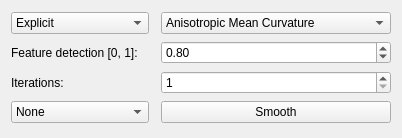
Before: the Qt Designer form Plugin-AnisotropicMeanCurvature/SmootherToolbox.ui in hksonngan/geometry-processing-lab, drawn with Qt 5.
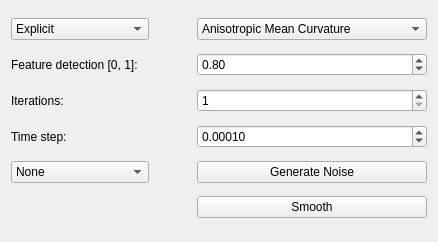
After: the same form once the commit is applied.

Commit message: add generate noise button and time step spin double

Patch:
```diff
--- a/Plugin-AnisotropicMeanCurvature/SmootherToolbox.ui
+++ b/Plugin-AnisotropicMeanCurvature/SmootherToolbox.ui
@@ -6,8 +6,8 @@
    <rect>
     <x>0</x>
     <y>0</y>
-    <width>389</width>
-    <height>138</height>
+    <width>438</width>
+    <height>242</height>
    </rect>
   </property>
   <property name="windowTitle">
@@ -28,32 +28,6 @@
      </property>
     </widget>
    </item>
-   <item row="4" column="0">
-    <widget class="QComboBox" name="comboBox_visualize">
-     <item>
-      <property name="text">
-       <string>None</string>
-      </property>
-     </item>
-     <item>
-      <property name="text">
-       <string>Show update vector</string>
-      </property>
-     </item>
-     <item>
-      <property name="text">
-       <string>Color coding</string>
-      </property>
-     </item>
-    </widget>
-   </item>
-   <item row="4" column="3">
-    <widget class="QPushButton" name="pushButton_smooth">
-     <property name="text">
-      <string>Smooth</string>
-     </property>
-    </widget>
-   </item>
    <item row="3" column="3">
     <widget class="QSpinBox" name="spinBox_iterations">
      <property name="minimum">
@@ -113,6 +87,62 @@
      </property>
     </widget>
    </item>
+   <item row="5" column="0">
+    <widget class="QComboBox" name="comboBox_visualize">
+     <item>
+      <property name="text">
+       <string>None</string>
+      </property>
+     </item>
+     <item>
+      <property name="text">
+       <string>Show update vector</string>
+      </property>
+     </item>
+     <item>
+      <property name="text">
+       <string>Color coding</string>
+      </property>
+     </item>
+    </widget>
+   </item>
+   <item row="6" column="3">
+    <widget class="QPushButton" name="pushButton_smooth">
+     <property name="text">
+      <string>Smooth</string>
+     </property>
+    </widget>
+   </item>
+   <item row="4" column="0">
+    <widget class="QLabel" name="label">
+     <property name="text">
+      <string>Time step:</string>
+     </property>
+    </widget>
+   </item>
+   <item row="4" column="3">
+    <widget class="QDoubleSpinBox" name="doubleSpinBox_time">
+     <property name="decimals">
+      <number>5</number>
+     </property>
+     <property name="maximum">
+      <double>1.000000000000000</double>
+     </property>
+     <property name="singleStep">
+      <double>0.001000000000000</double>
+     </property>
+     <property name="value">
+      <double>0.000100000000000</double>
+     </property>
+    </widget>
+   </item>
+   <item row="5" column="3">
+    <widget class="QPushButton" name="pushButton_generate_noise">
+     <property name="text">
+      <string>Generate Noise</string>
+     </property>
+    </widget>
+   </item>
   </layout>
  </widget>
  <resources/>
```
Left out of the diff: 3 changed lines with no effect on the pictures. The commit also changes 3 other files.
